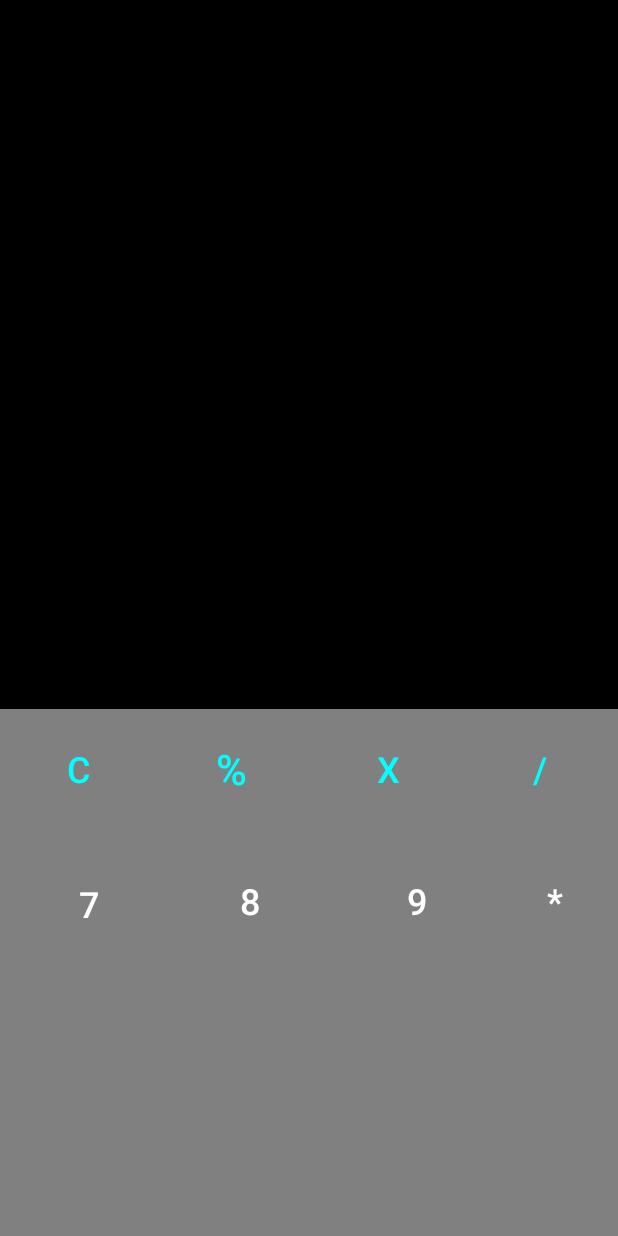
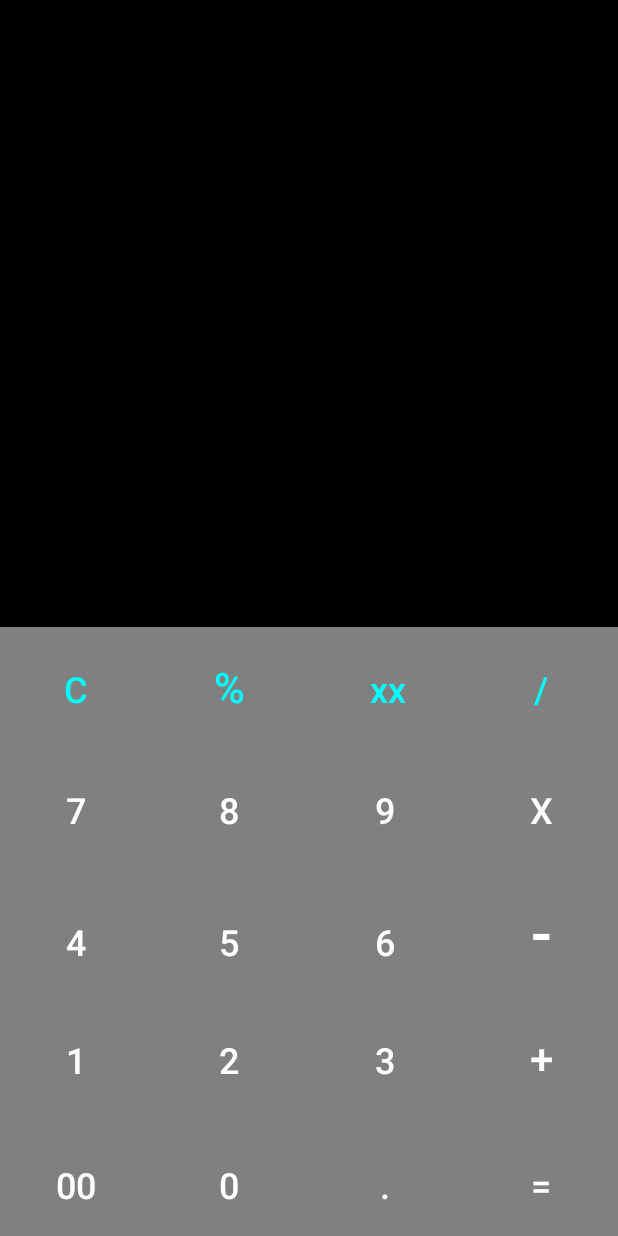
Before and after one commit to sarwataijaz/Simple-Calculator, an Android app: the screen it shows after launch (MainActivity), on a phone screen of 412 x 824 dp. Run offline under Robolectric (Android 15) with nearby library versions, the phone set to English and light mode, and no system bars.

Commit message:
UI completed

```diff
--- a/app/src/main/java/com/example/calculator/MainActivity.kt
+++ b/app/src/main/java/com/example/calculator/MainActivity.kt
@@ -3,41 +3,142 @@ package com.example.calculator
 import androidx.appcompat.app.AppCompatActivity
 import android.os.Bundle
 import android.widget.Button
-import android.widget.EditText
 import android.widget.TextView
 
 class MainActivity : AppCompatActivity() {
+
+    val input = StringBuilder()
     override fun onCreate(savedInstanceState: Bundle?) {
         super.onCreate(savedInstanceState)
         setContentView(R.layout.activity_main)
+
+        val ansBox: TextView = findViewById(R.id.ansBox)
 
         val cButton: Button = findViewById(R.id.cButton)
         val percentButton: Button = findViewById(R.id.percentButton)
         val crossButton: Button = findViewById(R.id.crossButton)
         val divideButton: Button = findViewById(R.id.divideButton)
-        val ansBox: TextView = findViewById(R.id.ansBox)
+
         val num7: Button = findViewById(R.id.num7)
         val num8: Button = findViewById(R.id.num8)
         val num9: Button = findViewById(R.id.num9)
+        val num6: Button = findViewById(R.id.num6)
+        val num5: Button = findViewById(R.id.num5)
+        val num4: Button = findViewById(R.id.num4)
+        val num3: Button = findViewById(R.id.num3)
+        val num2: Button = findViewById(R.id.num2)
+        val num1: Button = findViewById(R.id.num1)
+
         val multiply: Button = findViewById(R.id.multiply)
+        val minus: Button = findViewById(R.id.minus)
+        val plus: Button = findViewById(R.id.plus)
+        val ans: Button = findViewById(R.id.ans)
 
         cButton.setOnClickListener {
             ansBox.setText("")
         }
         num7.setOnClickListener {
             ansBox.append("7")
+            input.append("7")
         }
         num8.setOnClickListener {
             ansBox.append("8")
+            input.append("8")
         }
         num9.setOnClickListener {
             ansBox.append("9")
+            input.append("9")
+        }
+
+        num6.setOnClickListener {
+            ansBox.append("6")
+            input.append("6")
+        }
+        num5.setOnClickListener {
+            ansBox.append("5")
+            input.append("6")
+        }
+        num4.setOnClickListener {
+            ansBox.append("4")
+            input.append("4")
+        }
+
+        num3.setOnClickListener {
+            ansBox.append("3")
+            input.append("3")
+        }
+        num2.setOnClickListener {
+            ansBox.append("2")
+            input.append("2")
+        }
+        num1.setOnClickListener {
+            ansBox.append("1")
+            input.append("1")
         }
 
         multiply.setOnClickListener {
-            ansBox.append("*")
+            ansBox.append("x")
+            input.append("x")
+        }
+
+        minus.setOnClickListener {
+            ansBox.append("-")
+            input.append("-")
+        }
+        plus.setOnClickListener {
+            ansBox.append("+")
+            input.append("+")
+        }
+        divideButton.setOnClickListener {
+            ansBox.append("/")
+            input.append("/")
+        }
+        percentButton.setOnClickListener {
+            ansBox.append("%")
+            input.append("%")
+        }
+        crossButton.setOnClickListener {
+            val currentText = ansBox.text.toString()
+
+// Check if the text is not empty before removing the last character
+            if (currentText.isNotEmpty()) {
+                // Remove the last character
+                val newText = currentText.substring(0, currentText.length - 1)
+
+                // Set the modified text back to the TextView
+                ansBox.text = newText
+            }
+        }
+
+        ans.setOnClickListener {
+            val result: Double? = calculateResult(ansBox)
+                if(result!=null) {
+                    ansBox.text = result.toString()
+                }
         }
     }
 
-
+    private fun calculateResult(ansBox: TextView): Double? {
+        val text = ansBox.text.toString()
+        var operator: Char
+        var num1: Double = 0.0
+        var num2: Double = 0.0
+        for(i in text.indices) {
+            if(text[i] == '+' || text[i] == '-' || text[i] == 'x' || text[i] == '/') {
+                if(num1!=null) {
+                    operator = when(text[i]){
+                        '+' ->  '+'
+                        '-' -> '-'
+                        'x' -> 'x'
+                        '/' -> '/'
+                        else -> '0'
+                    }
+                }
+                else {
+                    return null
+                }
+            }
+        }
+        return null
+    }
 }
--- a/app/src/main/res/layout/activity_main.xml
+++ b/app/src/main/res/layout/activity_main.xml
@@ -7,147 +7,268 @@
     android:background="#000000"
     tools:context=".MainActivity">
 
-    <androidx.constraintlayout.widget.ConstraintLayout
-        android:id="@+id/constraintLayout"
-        android:layout_width="417dp"
-        android:layout_height="351dp"
+    <TextView
+        android:id="@+id/ansBox"
+        android:layout_width="335dp"
+        android:layout_height="87dp"
+        android:layout_marginTop="128dp"
+        android:ems="10"
+        android:gravity="center|right"
+        android:inputType="none"
+        android:textColor="@color/white"
+        android:textSize="42sp"
+        app:layout_constraintBottom_toTopOf="@+id/tableLayout"
+        app:layout_constraintEnd_toEndOf="parent"
+        app:layout_constraintStart_toStartOf="parent"
+        app:layout_constraintTop_toTopOf="parent"
+        app:layout_constraintVertical_bias="1.0" />
+
+    <TableLayout
+        android:id="@+id/tableLayout"
+        android:layout_width="412dp"
+        android:layout_height="406dp"
         android:background="#808080"
         app:layout_constraintBottom_toBottomOf="parent"
         app:layout_constraintEnd_toEndOf="parent"
-        app:layout_constraintHorizontal_bias="0.5"
-        app:layout_constraintStart_toStartOf="parent"
-        app:layout_constraintTop_toTopOf="parent"
-        app:layout_constraintVertical_bias="1.0">
+        app:layout_constraintStart_toStartOf="parent">
+
+
+        <TableRow android:layout_height="match_parent">
+
 
             <Button
                 android:id="@+id/cButton"
                 android:layout_width="91dp"
                 android:layout_height="80dp"
+                android:layout_weight="1"
                 android:backgroundTint="#808080"
                 android:text="C"
                 android:textColor="#00FFFF"
-            android:textSize="24sp"
-            app:layout_constraintEnd_toEndOf="parent"
-            app:layout_constraintEnd_toStartOf="@+id/percentButton"
-            app:layout_constraintHorizontal_bias="0.5"
-            app:layout_constraintStart_toStartOf="parent"
-            app:layout_constraintTop_toTopOf="parent" />
+                android:textSize="24sp" />
 
             <Button
                 android:id="@+id/percentButton"
                 android:layout_width="91dp"
                 android:layout_height="80dp"
+                android:layout_weight="1"
                 android:backgroundTint="#808080"
                 android:text="%"
                 android:textColor="#00FFFF"
-            android:textSize="28sp"
-            app:layout_constraintEnd_toStartOf="@+id/crossButton"
-            app:layout_constraintHorizontal_bias="0.5"
-            app:layout_constraintStart_toEndOf="@+id/cButton"
-            app:layout_constraintTop_toTopOf="parent" />
+                android:textSize="28sp" />
+
 
             <Button
                 android:id="@+id/crossButton"
                 android:layout_width="91dp"
                 android:layout_height="80dp"
                 android:layout_marginStart="4dp"
+                android:layout_weight="1"
                 android:backgroundTint="#808080"
-            android:text="X"
+                android:text="xx"
                 android:textColor="#00FFFF"
-            android:textSize="24sp"
-            app:layout_constraintEnd_toStartOf="@+id/divideButton"
-            app:layout_constraintHorizontal_bias="0.5"
-            app:layout_constraintStart_toEndOf="@+id/percentButton"
-            app:layout_constraintTop_toTopOf="parent" />
+                android:textSize="24sp" />
+
 
             <Button
                 android:id="@+id/divideButton"
                 android:layout_width="91dp"
                 android:layout_height="80dp"
+                android:layout_weight="1"
                 android:backgroundTint="#808080"
                 android:text="/"
                 android:textColor="#00FFFF"
-            android:textSize="24sp"
-            app:layout_constraintEnd_toEndOf="parent"
-            app:layout_constraintHorizontal_bias="0.5"
-            app:layout_constraintStart_toEndOf="@+id/crossButton"
-            app:layout_constraintTop_toTopOf="parent" />
+                android:textSize="24sp" />
+
+        </TableRow>
+
+        <TableRow android:layout_height="match_parent">
 
             <Button
                 android:id="@+id/num7"
                 android:layout_width="91dp"
                 android:layout_height="83dp"
-            android:layout_marginTop="8dp"
+                android:layout_weight="1"
                 android:backgroundTint="#808080"
                 android:text="7"
                 android:textColor="@color/white"
-            android:textSize="24sp"
-            app:layout_constraintEnd_toEndOf="parent"
-            app:layout_constraintEnd_toStartOf="@+id/num8"
-            app:layout_constraintHorizontal_bias="0.5"
-            app:layout_constraintHorizontal_chainStyle="spread"
-            app:layout_constraintStart_toStartOf="parent"
-            app:layout_constraintTop_toBottomOf="@+id/cButton" />
+                android:textSize="24sp" />
+
 
             <Button
                 android:id="@+id/num8"
                 android:layout_width="91dp"
                 android:layout_height="80dp"
-            android:layout_marginTop="8dp"
+                android:layout_weight="1"
                 android:backgroundTint="#808080"
                 android:text="8"
                 android:textColor="@color/white"
-            android:textSize="24sp"
-            app:layout_constraintEnd_toEndOf="parent"
-            app:layout_constraintStart_toEndOf="@+id/num7"
-            app:layout_constraintTop_toBottomOf="@+id/percentButton" />
+                android:textSize="24sp" />
+
 
             <Button
                 android:id="@+id/num9"
                 android:layout_width="91dp"
                 android:layout_height="80dp"
-            android:layout_marginStart="20dp"
-            android:layout_marginTop="8dp"
+                android:layout_weight="1"
                 android:backgroundTint="#808080"
                 android:text="9"
                 android:textColor="@color/white"
-            android:textSize="24sp"
-            app:layout_constraintEnd_toStartOf="@+id/multiply"
-            app:layout_constraintHorizontal_bias="0.5"
-            app:layout_constraintStart_toEndOf="@+id/num8"
-            app:layout_constraintTop_toBottomOf="@+id/crossButton" />
+                android:textSize="24sp" />
+
 
             <Button
                 android:id="@+id/multiply"
                 android:layout_width="91dp"
                 android:layout_height="80dp"
-            android:layout_marginTop="8dp"
+                android:layout_weight="1"
                 android:backgroundTint="#808080"
-            android:text="*"
+                android:text="X"
                 android:textColor="@color/white"
-            android:textSize="24sp"
-            app:layout_constraintEnd_toEndOf="parent"
-            app:layout_constraintHorizontal_bias="0.5"
-            app:layout_constraintStart_toEndOf="@+id/num9"
-            app:layout_constraintTop_toBottomOf="@+id/divideButton" />
+                android:textSize="24sp" />
+
+        </TableRow>
+
+        <TableRow android:layout_height="match_parent">
+
+            <Button
+                android:id="@+id/num4"
+                android:layout_width="91dp"
+                android:layout_height="83dp"
+                android:layout_weight="1"
+                android:backgroundTint="#808080"
+                android:text="4"
+                android:textColor="@color/white"
+                android:textSize="24sp" />
+
+
+            <Button
+                android:id="@+id/num5"
+                android:layout_width="91dp"
+                android:layout_height="80dp"
+                android:layout_weight="1"
+                android:backgroundTint="#808080"
+                android:text="5"
+                android:textColor="@color/white"
+                android:textSize="24sp" />
+
+
+            <Button
+                android:id="@+id/num6"
+                android:layout_width="91dp"
+                android:layout_height="80dp"
+                android:layout_weight="1"
+                android:backgroundTint="#808080"
+                android:text="6"
+                android:textColor="@color/white"
+                android:textSize="24sp" />
+
+
+            <Button
+                android:id="@+id/minus"
+                android:layout_width="91dp"
+                android:layout_height="80dp"
+                android:layout_weight="1"
+                android:backgroundTint="#808080"
+                android:text="-"
+                android:textColor="@color/white"
+                android:textSize="42sp" />
+
+        </TableRow>
+
+        <TableRow android:layout_height="match_parent">
+
+            <Button
+                android:id="@+id/num1"
+                android:layout_width="91dp"
+                android:layout_height="83dp"
+                android:layout_weight="1"
+                android:backgroundTint="#808080"
+                android:text="1"
+                android:textColor="@color/white"
+                android:textSize="24sp" />
+
+
+            <Button
+                android:id="@+id/num2"
+                android:layout_width="91dp"
+                android:layout_height="80dp"
+                android:layout_weight="1"
+                android:backgroundTint="#808080"
+                android:text="2"
+                android:textColor="@color/white"
+                android:textSize="24sp" />
+
+
+            <Button
+                android:id="@+id/num3"
+                android:layout_width="91dp"
+                android:layout_height="80dp"
+                android:layout_weight="1"
+                android:backgroundTint="#808080"
+                android:text="3"
+                android:textColor="@color/white"
+                android:textSize="24sp" />
+
+
+            <Button
+                android:id="@+id/plus"
+                android:layout_width="91dp"
+                android:layout_height="80dp"
+                android:layout_weight="1"
+                android:backgroundTint="#808080"
+                android:text="+"
+                android:textColor="@color/white"
+                android:textSize="28sp" />
+
+        </TableRow>
+
+        <TableRow android:layout_height="match_parent">
+
+            <Button
+                android:id="@+id/twoZero"
+                android:layout_width="91dp"
+                android:layout_height="83dp"
+                android:layout_weight="1"
+                android:backgroundTint="#808080"
+                android:text="00"
+                android:textColor="@color/white"
+                android:textSize="24sp" />
+
+
+            <Button
+                android:id="@+id/zero"
+                android:layout_width="91dp"
+                android:layout_height="80dp"
+                android:layout_weight="1"
+                android:backgroundTint="#808080"
+                android:text="0"
+                android:textColor="@color/white"
+                android:textSize="24sp" />
+
+
+            <Button
+                android:id="@+id/point"
+                android:layout_width="91dp"
+                android:layout_height="80dp"
+                android:layout_weight="1"
+                android:backgroundTint="#808080"
+                android:text="."
+                android:gravity="center"
+                android:textColor="@color/white"
+                android:textSize="24sp" />
+
+
+            <Button
+                android:id="@+id/ans"
+                android:layout_width="91dp"
+                android:layout_height="80dp"
+                android:layout_weight="1"
+                android:backgroundTint="#808080"
+                android:text="="
+                android:textColor="@color/white"
+                android:textSize="24sp" />
+
+        </TableRow>
+    </TableLayout>
 
 </androidx.constraintlayout.widget.ConstraintLayout>
-
-    <TextView
-        android:id="@+id/ansBox"
-        android:layout_width="335dp"
-        android:layout_height="87dp"
-        android:layout_marginBottom="4dp"
-        android:ems="10"
-        android:gravity="center|right"
-        android:inputType="none"
-        android:textColor="@color/white"
-        android:textSize="42sp"
-        app:layout_constraintBottom_toTopOf="@+id/constraintLayout"
-        app:layout_constraintEnd_toEndOf="parent"
-        app:layout_constraintHorizontal_bias="0.407"
-        app:layout_constraintStart_toStartOf="parent"
-        app:layout_constraintTop_toTopOf="parent"
-        app:layout_constraintVertical_bias="0.993" />
-
-</androidx.constraintlayout.widget.ConstraintLayout>
```
Also changed, not shown: app/src/main/res/drawable/cross.png (added). Lines whose indentation alone changed are shown as unchanged.
